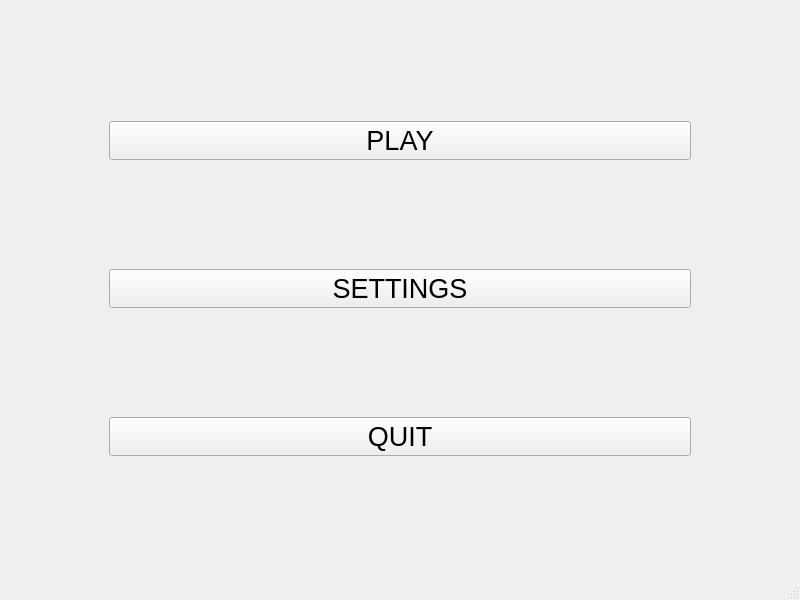
Qt form src/gui/mainwindow.ui (wanjoh/silent_edge) before a commit.
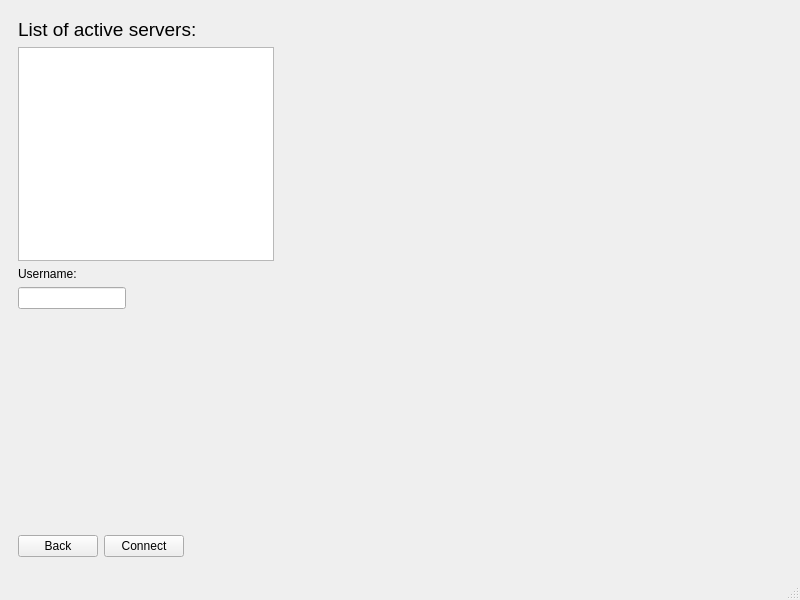
The same form after that commit. The open tabs and pages were chosen to show the change.

The edit to the form file:
```diff
--- a/src/gui/mainwindow.ui
+++ b/src/gui/mainwindow.ui
@@ -36,21 +36,28 @@
         <item>
          <widget class="QPushButton" name="pushButtonPlay">
           <property name="text">
-           <string>PLAY</string>
+           <string>Create Server</string>
+          </property>
+         </widget>
+        </item>
+        <item>
+         <widget class="QPushButton" name="pushButtonJoinGame">
+          <property name="text">
+           <string>Join Game</string>
           </property>
          </widget>
         </item>
         <item>
          <widget class="QPushButton" name="pushButtonSettings">
           <property name="text">
-           <string>SETTINGS</string>
+           <string>Settings</string>
           </property>
          </widget>
         </item>
         <item>
          <widget class="QPushButton" name="pushButtonQuit">
           <property name="text">
-           <string>QUIT</string>
+           <string>Quit</string>
           </property>
          </widget>
         </item>
@@ -59,7 +66,79 @@
       <widget class="QWidget" name="page_settings">
        <layout class="QVBoxLayout" name="verticalLayout_3"/>
       </widget>
-      <widget class="QWidget" name="page_play"/>
+      <widget class="QWidget" name="page_server_list">
+       <layout class="QVBoxLayout" name="verticalLayout_4" stretch="0">
+        <property name="rightMargin">
+         <number>44</number>
+        </property>
+        <item>
+         <layout class="QFormLayout" name="formLayout_2">
+          <property name="rightMargin">
+           <number>286</number>
+          </property>
+          <property name="bottomMargin">
+           <number>3</number>
+          </property>
+          <item row="0" column="0">
+           <widget class="QLabel" name="label">
+            <property name="font">
+             <font>
+              <pointsize>14</pointsize>
+             </font>
+            </property>
+            <property name="text">
+             <string>List of active servers:</string>
+            </property>
+           </widget>
+          </item>
+          <item row="1" column="0">
+           <widget class="QListWidget" name="serverList"/>
+          </item>
+          <item row="6" column="0">
+           <widget class="QLabel" name="label_username">
+            <property name="text">
+             <string>Username:</string>
+            </property>
+           </widget>
+          </item>
+          <item row="7" column="0">
+           <widget class="QLineEdit" name="lineUsername"/>
+          </item>
+          <item row="8" column="0">
+           <spacer name="verticalSpacer">
+            <property name="orientation">
+             <enum>Qt::Vertical</enum>
+            </property>
+            <property name="sizeHint" stdset="0">
+             <size>
+              <width>20</width>
+              <height>40</height>
+             </size>
+            </property>
+           </spacer>
+          </item>
+          <item row="9" column="0">
+           <layout class="QHBoxLayout" name="horizontalLayout_2">
+            <item>
+             <widget class="QPushButton" name="pushButtonBack_2">
+              <property name="text">
+               <string>Back</string>
+              </property>
+             </widget>
+            </item>
+            <item>
+             <widget class="QPushButton" name="pushButtonConnect">
+              <property name="text">
+               <string>Connect</string>
+              </property>
+             </widget>
+            </item>
+           </layout>
+          </item>
+         </layout>
+        </item>
+       </layout>
+      </widget>
      </widget>
     </item>
    </layout>
```
Left out of the diff: 66 changed lines with no effect on the pictures.
